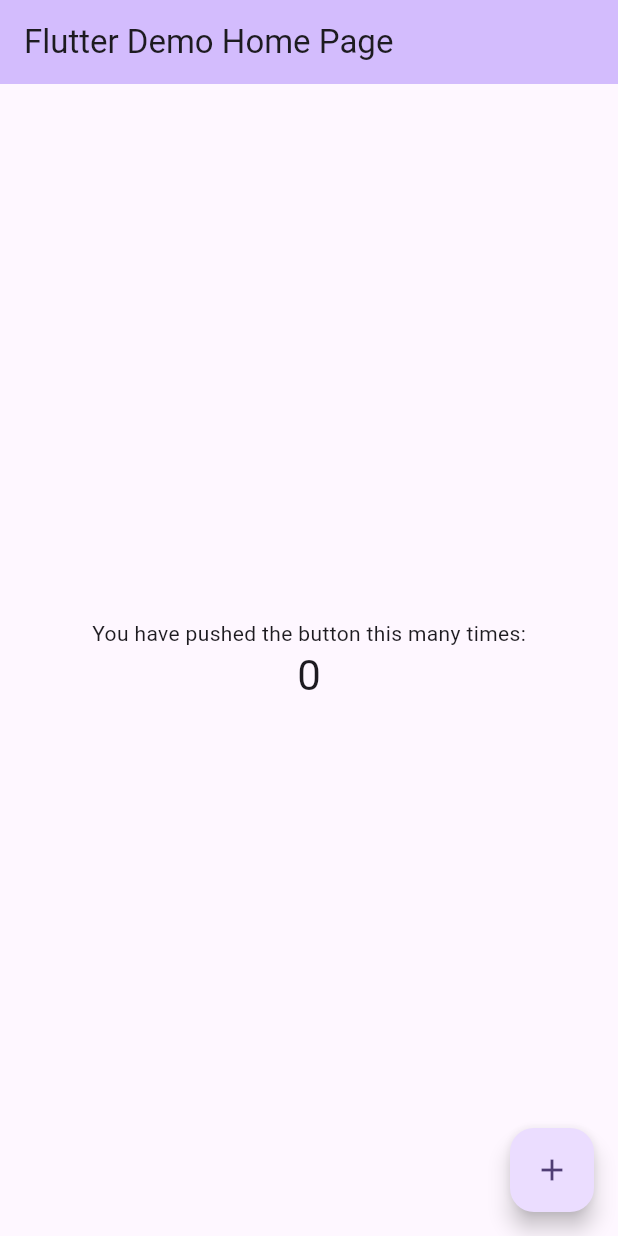
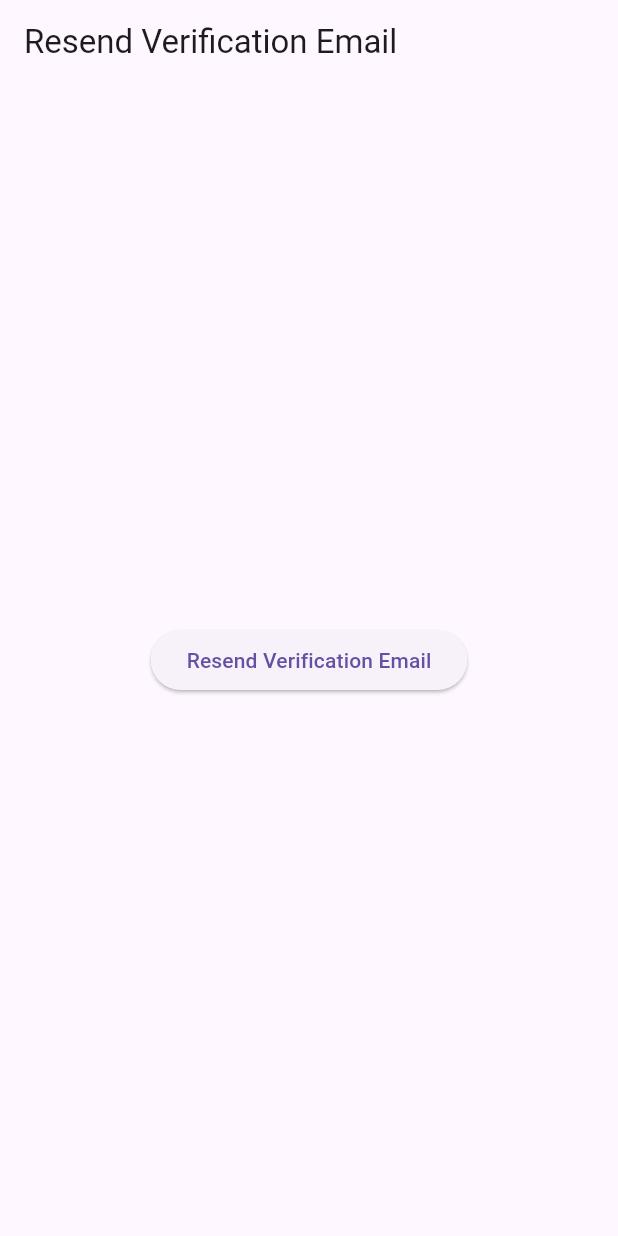
Before and after one commit to GIU-Connect/GIU-Connect, a Flutter app: the screen it shows after launch, on a phone screen of 412 x 824 dp. Run offline on Flutter 3.47's test engine with Material 3 defaults, Android fonts, the phone set to English and light mode, and no system bars; our stand-ins replace cloud_firestore, firebase_auth, firebase_core; accounts and stored records are empty; generated files the repository leaves out were written again.

Commit message:
sign in and sign up screens, resend email verification and reset password logic implemented

```diff
--- a/lib/main.dart
+++ b/lib/main.dart
@@ -1,125 +1,26 @@
 import 'package:flutter/material.dart';
+import 'package:group_changing_app/src/ui/pass_reset_screen.dart';
+import 'package:group_changing_app/src/ui/resend_verification_screen.dart';
+import 'package:group_changing_app/src/ui/sign_in_screen.dart';
+import 'package:group_changing_app/src/ui/sign_up_screen.dart';
+import './src/utils/firebase_utils.dart';
 
-void main() {
-  runApp(const MyApp());
+void main() async {
+  WidgetsFlutterBinding.ensureInitialized();
+  await FirebaseUtils.initializeFirebase();
+  runApp(MyApp());
 }
 
 class MyApp extends StatelessWidget {
-  const MyApp({super.key});
-
-  // This widget is the root of your application.
   @override
   Widget build(BuildContext context) {
     return MaterialApp(
-      title: 'Flutter Demo',
-      theme: ThemeData(
-        // This is the theme of your application.
-        //
-        // TRY THIS: Try running your application with "flutter run". You'll see
-        // the application has a purple toolbar. Then, without quitting the app,
-        // try changing the seedColor in the colorScheme below to Colors.green
-        // and then invoke "hot reload" (save your changes or press the "hot
-        // reload" button in a Flutter-supported IDE, or press "r" if you used
-        // the command line to start the app).
-        //
-        // Notice that the counter didn't reset back to zero; the application
-        // state is not lost during the reload. To reset the state, use hot
-        // restart instead.
-        //
-        // This works for code too, not just values: Most code changes can be
-        // tested with just a hot reload.
-        colorScheme: ColorScheme.fromSeed(seedColor: Colors.deepPurple),
-        useMaterial3: true,
-      ),
-      home: const MyHomePage(title: 'Flutter Demo Home Page'),
+      debugShowCheckedModeBanner: false,
+      home: ResendVerificationScreen(),
+      // routes: {
+      //   '/sign-in': (context) => SignInScreen(),
+      //   '/sign-up': (context) => SignUpScreen(),
+      // },
     );
   }
 }
-
-class MyHomePage extends StatefulWidget {
-  const MyHomePage({super.key, required this.title});
-
-  // This widget is the home page of your application. It is stateful, meaning
-  // that it has a State object (defined below) that contains fields that affect
-  // how it looks.
-
-  // This class is the configuration for the state. It holds the values (in this
-  // case the title) provided by the parent (in this case the App widget) and
-  // used by the build method of the State. Fields in a Widget subclass are
-  // always marked "final".
-
-  final String title;
-
-  @override
-  State<MyHomePage> createState() => _MyHomePageState();
-}
-
-class _MyHomePageState extends State<MyHomePage> {
-  int _counter = 0;
-
-  void _incrementCounter() {
-    setState(() {
-      // This call to setState tells the Flutter framework that something has
-      // changed in this State, which causes it to rerun the build method below
-      // so that the display can reflect the updated values. If we changed
-      // _counter without calling setState(), then the build method would not be
-      // called again, and so nothing would appear to happen.
-      _counter++;
-    });
-  }
-
-  @override
-  Widget build(BuildContext context) {
-    // This method is rerun every time setState is called, for instance as done
-    // by the _incrementCounter method above.
-    //
-    // The Flutter framework has been optimized to make rerunning build methods
-    // fast, so that you can just rebuild anything that needs updating rather
-    // than having to individually change instances of widgets.
-    return Scaffold(
-      appBar: AppBar(
-        // TRY THIS: Try changing the color here to a specific color (to
-        // Colors.amber, perhaps?) and trigger a hot reload to see the AppBar
-        // change color while the other colors stay the same.
-        backgroundColor: Theme.of(context).colorScheme.inversePrimary,
-        // Here we take the value from the MyHomePage object that was created by
-        // the App.build method, and use it to set our appbar title.
-        title: Text(widget.title),
-      ),
-      body: Center(
-        // Center is a layout widget. It takes a single child and positions it
-        // in the middle of the parent.
-        child: Column(
-          // Column is also a layout widget. It takes a list of children and
-          // arranges them vertically. By default, it sizes itself to fit its
-          // children horizontally, and tries to be as tall as its parent.
-          //
-          // Column has various properties to control how it sizes itself and
-          // how it positions its children. Here we use mainAxisAlignment to
-          // center the children vertically; the main axis here is the vertical
-          // axis because Columns are vertical (the cross axis would be
-          // horizontal).
-          //
-          // TRY THIS: Invoke "debug painting" (choose the "Toggle Debug Paint"
-          // action in the IDE, or press "p" in the console), to see the
-          // wireframe for each widget.
-          mainAxisAlignment: MainAxisAlignment.center,
-          children: <Widget>[
-            const Text(
-              'You have pushed the button this many times:',
-            ),
-            Text(
-              '$_counter',
-              style: Theme.of(context).textTheme.headlineMedium,
-            ),
-          ],
-        ),
-      ),
-      floatingActionButton: FloatingActionButton(
-        onPressed: _incrementCounter,
-        tooltip: 'Increment',
-        child: const Icon(Icons.add),
-      ), // This trailing comma makes auto-formatting nicer for build methods.
-    );
-  }
-}
--- /dev/null
+++ b/lib/src/ui/resend_verification_screen.dart
@@ -0,0 +1,32 @@
+import 'package:flutter/material.dart';
+import 'package:group_changing_app/src/services/auth_service.dart';
+
+class ResendVerificationScreen extends StatelessWidget {
+  final AuthService _authService = AuthService(); // Initialize your auth service
+
+  @override
+  Widget build(BuildContext context) {
+    return Scaffold(
+      appBar: AppBar(
+        title: Text('Resend Verification Email'),
+      ),
+      body: Center(
+        child: ElevatedButton(
+          onPressed: () async {
+            bool result = await _authService.resendVerificationEmail(email: _authService.currentUser!.email!);
+            if (result) {
+              ScaffoldMessenger.of(context).showSnackBar(
+                SnackBar(content: Text('Verification email sent!')),
+              );
+            } else {
+              ScaffoldMessenger.of(context).showSnackBar(
+                SnackBar(content: Text('Failed to send verification email.')),
+              );
+            }
+          },
+          child: Text('Resend Verification Email'),
+        ),
+      ),
+    );
+  }
+}
--- a/pubspec.yaml
+++ b/pubspec.yaml
@@ -35,6 +35,10 @@
   # The following adds the Cupertino Icons font to your application.
   # Use with the CupertinoIcons class for iOS style icons.
   cupertino_icons: ^1.0.8
+  firebase_auth: ^5.2.1
+  firebase_core: ^3.4.1
+  firebase_database: ^11.1.2
+  cloud_firestore: ^5.4.1
 
 dev_dependencies:
   flutter_test:
```
Also changed, not shown: lib/src/services/auth_service.dart (added, +101 -0 lines), lib/src/ui/pass_reset_screen.dart (added, +57 -0 lines), lib/src/ui/sign_in_screen.dart (added, +92 -0 lines), lib/src/ui/sign_up_screen.dart (added, +74 -0 lines), lib/src/utils/firebase_utils.dart (added, +11 -0 lines), lib/src/routes/auth_routes.dart (added), pubspec.lock, 12 other files.
